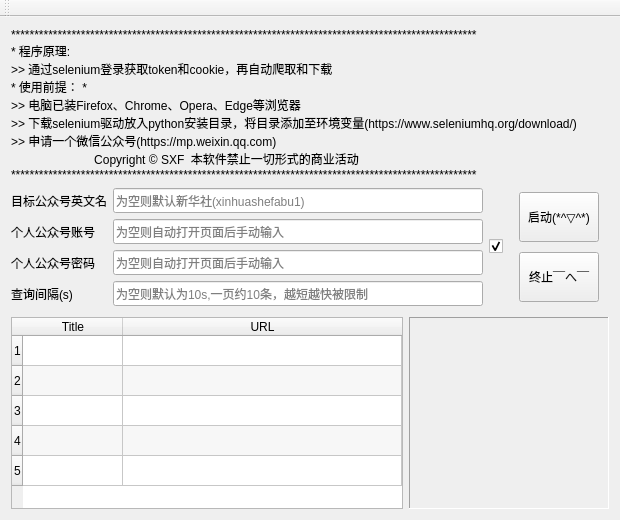
First picture: the form in Qt/WeChat/mainwindow.ui, repository 1061700625/WeChat_Article, before the edit.
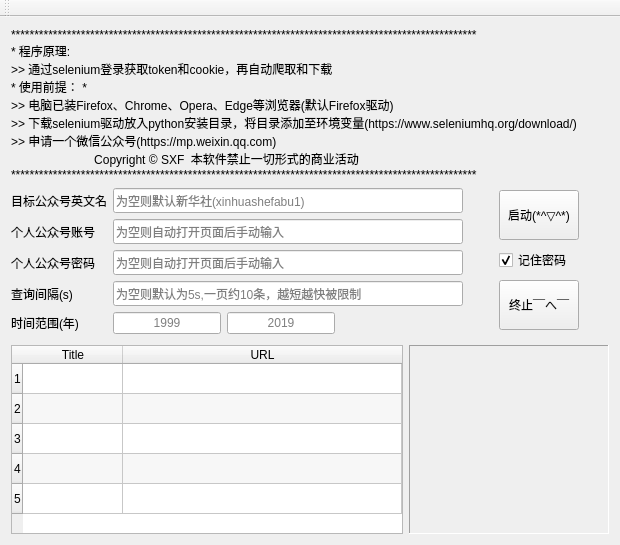
Second picture: the form after the edit. Icons and pictures are not drawn.

Commit message: 增加时间范围框

```diff
--- a/Qt/WeChat/mainwindow.ui
+++ b/Qt/WeChat/mainwindow.ui
@@ -10,7 +10,7 @@
     <x>0</x>
     <y>0</y>
     <width>620</width>
-    <height>520</height>
+    <height>545</height>
    </rect>
   </property>
   <property name="sizePolicy">
@@ -172,15 +172,12 @@
         <property name="alignment">
          <set>Qt::AlignLeading|Qt::AlignLeft|Qt::AlignTop</set>
         </property>
-        <property name="wordWrap">
-         <bool>true</bool>
-        </property>
        </widget>
       </item>
      </layout>
     </item>
     <item row="1" column="0">
-     <layout class="QHBoxLayout" name="horizontalLayout" stretch="2,0,0,0,0">
+     <layout class="QHBoxLayout" name="horizontalLayout" stretch="0,0,0,0">
       <property name="sizeConstraint">
        <enum>QLayout::SetDefaultConstraint</enum>
       </property>
@@ -197,7 +194,7 @@
          <widget class="QLineEdit" name="LineEdit_target">
           <property name="minimumSize">
            <size>
-            <width>200</width>
+            <width>350</width>
             <height>25</height>
            </size>
           </property>
@@ -274,34 +271,67 @@
            </size>
           </property>
           <property name="placeholderText">
-           <string>为空则默认为10s,一页约10条，越短越快被限制</string>
+           <string>为空则默认为5s,一页约10条，越短越快被限制</string>
           </property>
          </widget>
         </item>
+        <item row="4" column="0">
+         <widget class="QLabel" name="Label_time">
+          <property name="text">
+           <string>时间范围(年)</string>
+          </property>
+         </widget>
+        </item>
+        <item row="4" column="1">
+         <layout class="QHBoxLayout" name="horizontalLayout_3">
+          <item>
+           <widget class="QLineEdit" name="lineEdit_timeStart">
+            <property name="sizePolicy">
+             <sizepolicy hsizetype="Fixed" vsizetype="Fixed">
+              <horstretch>0</horstretch>
+              <verstretch>0</verstretch>
+             </sizepolicy>
+            </property>
+            <property name="minimumSize">
+             <size>
+              <width>50</width>
+              <height>0</height>
+             </size>
+            </property>
+            <property name="alignment">
+             <set>Qt::AlignCenter</set>
+            </property>
+            <property name="placeholderText">
+             <string>1999</string>
+            </property>
+           </widget>
+          </item>
+          <item>
+           <widget class="QLineEdit" name="lineEdit_timeEnd">
+            <property name="sizePolicy">
+             <sizepolicy hsizetype="Fixed" vsizetype="Fixed">
+              <horstretch>0</horstretch>
+              <verstretch>0</verstretch>
+             </sizepolicy>
+            </property>
+            <property name="minimumSize">
+             <size>
+              <width>50</width>
+              <height>0</height>
+             </size>
+            </property>
+            <property name="alignment">
+             <set>Qt::AlignCenter</set>
+            </property>
+            <property name="placeholderText">
+             <string>2019</string>
+            </property>
+           </widget>
+          </item>
+         </layout>
+        </item>
        </layout>
       </item>
-      <item>
-       <widget class="QCheckBox" name="checkBox">
-        <property name="cursor">
-         <cursorShape>PointingHandCursor</cursorShape>
-        </property>
-        <property name="statusTip">
-         <string/>
-        </property>
-        <property name="whatsThis">
-         <string>记住密码</string>
-        </property>
-        <property name="autoFillBackground">
-         <bool>true</bool>
-        </property>
-        <property name="text">
-         <string/>
-        </property>
-        <property name="checked">
-         <bool>true</bool>
-        </property>
-       </widget>
-      </item>
       <item>
        <spacer name="horizontalSpacer_2">
         <property name="orientation">
@@ -339,6 +369,28 @@
           </property>
          </widget>
         </item>
+        <item>
+         <widget class="QCheckBox" name="checkBox">
+          <property name="cursor">
+           <cursorShape>PointingHandCursor</cursorShape>
+          </property>
+          <property name="statusTip">
+           <string/>
+          </property>
+          <property name="whatsThis">
+           <string>记住密码</string>
+          </property>
+          <property name="autoFillBackground">
+           <bool>true</bool>
+          </property>
+          <property name="text">
+           <string>记住密码</string>
+          </property>
+          <property name="checked">
+           <bool>true</bool>
+          </property>
+         </widget>
+        </item>
         <item>
          <widget class="QPushButton" name="pushButton_stop">
           <property name="minimumSize">
@@ -385,7 +437,7 @@
 * 程序原理:
 &gt;&gt; 通过selenium登录获取token和cookie，再自动爬取和下载
 * 使用前提： *
-&gt;&gt; 电脑已装Firefox、Chrome、Opera、Edge等浏览器
+&gt;&gt; 电脑已装Firefox、Chrome、Opera、Edge等浏览器(默认Firefox驱动)
 &gt;&gt; 下载selenium驱动放入python安装目录，将目录添加至环境变量(https://www.seleniumhq.org/download/)
 &gt;&gt; 申请一个微信公众号(https://mp.weixin.qq.com)
                          Copyright © SXF  本软件禁止一切形式的商业活动
```
Left out of the diff: 3 changed lines with no effect on the pictures.
